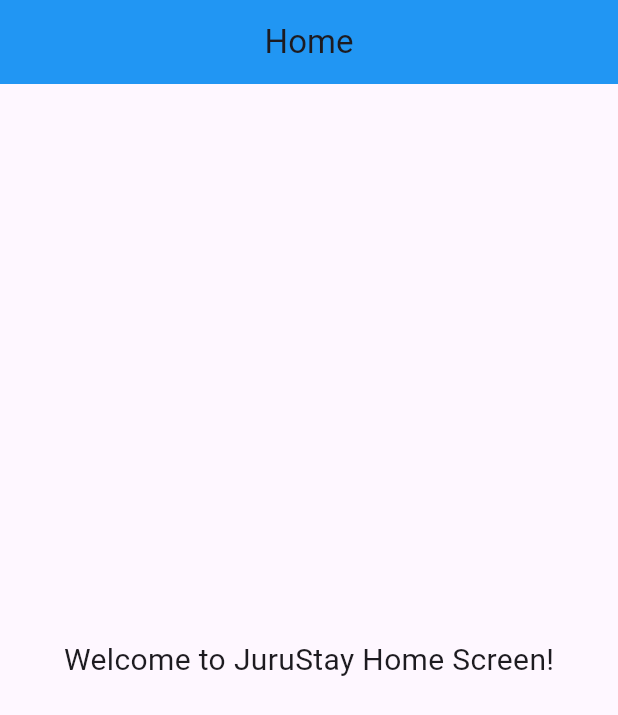
After one commit to Peace3B/jurustay_group14, a Flutter app: the HomeScreen screen opened directly, on a phone screen of 412 x 824 dp. The commit adds this screen. Shown: the top 715 px of the screen. Run offline on Flutter 3.47's test engine with Material 3 defaults, Android fonts, the phone set to English and light mode, and no system bars; our stand-ins replace lottie.

```diff
--- /dev/null
+++ b/lib/screens/home_screen.dart
@@ -0,0 +1,22 @@
+import 'package:flutter/material.dart';
+
+class HomeScreen extends StatelessWidget {
+  const HomeScreen({Key? key}) : super(key: key);
+
+  @override
+  Widget build(BuildContext context) {
+    return Scaffold(
+      appBar: AppBar(
+        backgroundColor: Colors.blue,
+        title: const Text('Home'),
+        centerTitle: true,
+      ),
+      body: const Center(
+        child: Text(
+          'Welcome to JuruStay Home Screen!',
+          style: TextStyle(fontSize: 20),
+        ),
+      ),
+    );
+  }
+}
--- a/pubspec.yaml
+++ b/pubspec.yaml
@@ -31,6 +31,8 @@ dependencies:
   flutter:
     sdk: flutter
 
+  lottie: ^3.1.0
+
   # The following adds the Cupertino Icons font to your application.
   # Use with the CupertinoIcons class for iOS style icons.
   cupertino_icons: ^1.0.8
@@ -58,7 +60,8 @@ flutter:
   uses-material-design: true
 
   # To add assets to your application, add an assets section, like this:
-  # assets:
+  assets:
+    - assets/animations/success_tick.json
   #   - images/a_dot_burr.jpeg
   #   - images/a_dot_ham.jpeg
 
```
Also changed, not shown: assets/animations/success_tick.json (added, +1 -0 lines), lib/screens/popup.dart (added, +47 -0 lines), lib/screens/termsandagreements_screen.dart (+7 -3 lines), pubspec.lock.
